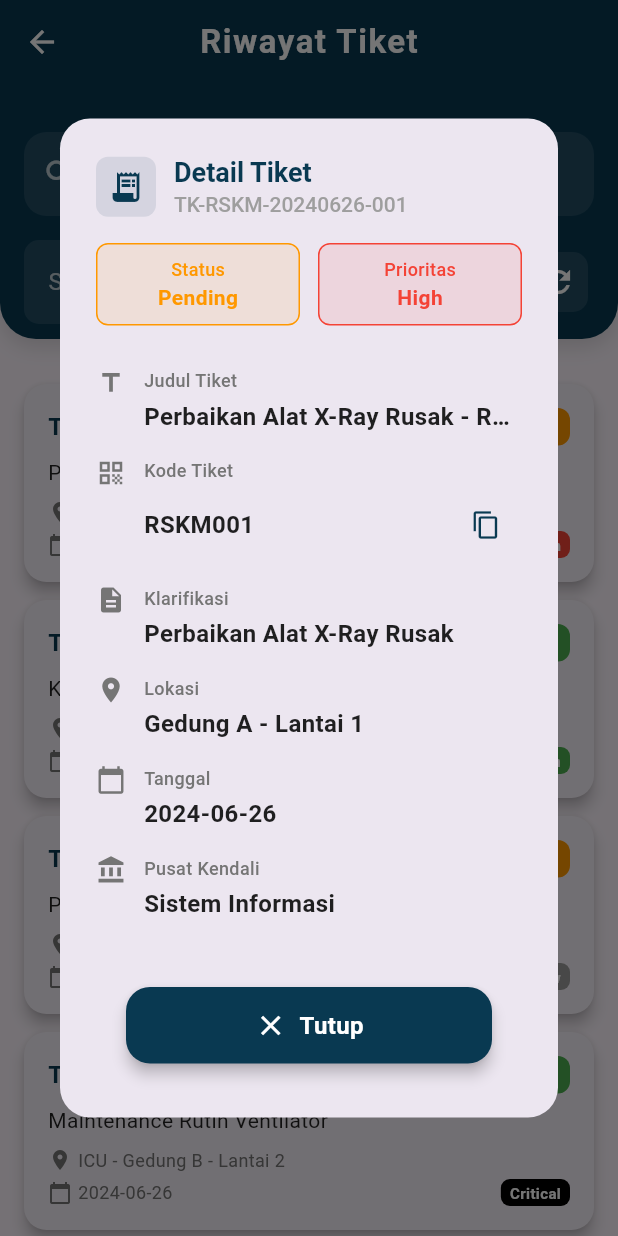
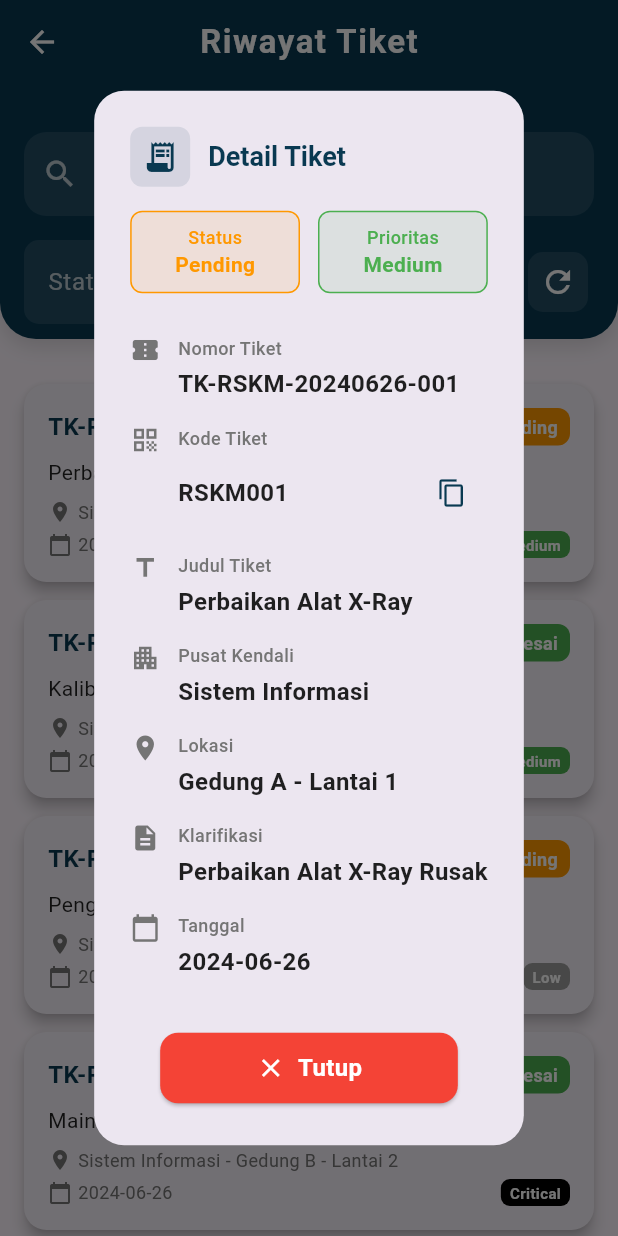
Before and after one commit to ataullahrafif/kmasset-aplikasi, a Flutter app: the HistoryTicketPage screen opened directly, after a tap on "TK-RSKM-20240626-001", on a phone screen of 412 x 824 dp. Run offline on Flutter 3.47's test engine with Material 3 defaults, Android fonts, the phone set to English and light mode, and no system bars; our stand-ins replace image_picker, sensors_plus; missing offline and left inert: mobile_scanner.

Commit message:
first commit

```diff
--- a/lib/form_pengajuan_tiket.dart
+++ b/lib/form_pengajuan_tiket.dart
@@ -4,6 +4,7 @@ import 'package:flutter/material.dart';
 import 'package:kmasset_aplikasi/employee_data.dart';
 import 'utils/priority_utils.dart';
 import 'widgets/modern_appbar.dart';
+import 'package:kmasset_aplikasi/history_ticket_page.dart';
 
 class FormPengajuanTiketPage extends StatefulWidget {
   const FormPengajuanTiketPage({super.key});
@@ -204,8 +205,12 @@ class _FormPengajuanTiketPageState extends State<FormPengajuanTiketPage> {
                       const SizedBox(width: 12),
                       ElevatedButton(
                         onPressed: () {
-                          Navigator.pop(context);
-                          Navigator.pop(context);
+                          Navigator.of(context).pop();
+                          Navigator.of(context).pushReplacement(
+                            MaterialPageRoute(
+                                builder: (context) =>
+                                    const HistoryTicketPage()),
+                          );
                         },
                         style: ElevatedButton.styleFrom(
                           backgroundColor: const Color.fromARGB(255, 9, 57, 81),
--- a/lib/history_ticket_page.dart
+++ b/lib/history_ticket_page.dart
@@ -4,8 +4,8 @@
 
 import 'package:flutter/material.dart';
 import 'package:flutter/services.dart';
+import 'dart:convert';
 import 'package:kmasset_aplikasi/employee_data.dart';
-import 'package:kmasset_aplikasi/main.dart';
 import 'utils/priority_utils.dart';
 import 'widgets/modern_appbar.dart';
 
@@ -24,119 +24,8 @@ class _HistoryTicketPageState extends State<HistoryTicketPage> {
   String? _selectedStatus;
   String? _selectedPriority;
 
-  // Data dummy (contoh) untuk daftar tiket
-  final List<Map<String, dynamic>> _tickets = [
-    {
-      'nomor_tiket': 'TK-RSKM-20240626-001',
-      'unit': 'Radiologi',
-      'lokasi': 'Gedung A - Lantai 1',
-      'klarifikasi_tiket': 'Perbaikan Alat X-Ray Rusak',
-      'tanggal': '2024-06-26',
-      'kode_tiket': 'RSKM001',
-      'status': 'Pending',
-      'prioritas': 'High',
-      'organisasi': EmployeeData.organization,
-    },
-    {
-      'nomor_tiket': 'TK-RSKM-20240626-002',
-      'unit': 'Laboratorium',
-      'lokasi': 'Gedung A - Lantai 2',
-      'klarifikasi_tiket': 'Kalibrasi Mikroskop',
-      'tanggal': '2024-06-26',
-      'kode_tiket': 'RSKM002',
-      'status': 'Selesai',
-      'prioritas': 'Medium',
-      'organisasi': EmployeeData.organization,
-    },
-    {
-      'nomor_tiket': 'TK-RSKM-20240626-003',
-      'unit': 'UGD',
-      'lokasi': 'Gedung B - Lantai 1',
-      'klarifikasi_tiket': 'Penggantian Lampu Ruangan',
-      'tanggal': '2024-06-26',
-      'kode_tiket': 'RSKM003',
-      'status': 'Pending',
-      'prioritas': 'Low',
-      'organisasi': EmployeeData.organization,
-    },
-    {
-      'nomor_tiket': 'TK-RSKM-20240626-004',
-      'unit': 'ICU',
-      'lokasi': 'Gedung B - Lantai 2',
-      'klarifikasi_tiket': 'Maintenance Rutin Ventilator',
-      'tanggal': '2024-06-26',
-      'kode_tiket': 'RSKM004',
-      'status': 'Selesai',
-      'prioritas': 'Critical',
-      'organisasi': EmployeeData.organization,
-    },
-    {
-      'nomor_tiket': 'TK-RSKM-20240626-005',
-      'unit': 'Farmasi',
-      'lokasi': 'Gedung C - Lantai 1',
-      'klarifikasi_tiket': 'Perbaikan Kulkas Penyimpanan Obat',
-      'tanggal': '2024-06-26',
-      'kode_tiket': 'RSKM005',
-      'status': 'Pending',
-      'prioritas': 'High',
-      'organisasi': EmployeeData.organization,
-    },
-    {
-      'nomor_tiket': 'TK-RSKM-20240626-006',
-      'unit': 'Gizi',
-      'lokasi': 'Gedung A - Lantai 1',
-      'klarifikasi_tiket': 'Servis Blender Industri',
-      'tanggal': '2024-06-26',
-      'kode_tiket': 'RSKM006',
-      'status': 'Selesai',
-      'prioritas': 'Medium',
-      'organisasi': EmployeeData.organization,
-    },
-    {
-      'nomor_tiket': 'TK-RSKM-20240626-007',
-      'unit': 'Poli Anak',
-      'lokasi': 'Gedung A - Lantai 2',
-      'klarifikasi_tiket': 'Perbaikan AC Rusak',
-      'tanggal': '2024-06-26',
-      'kode_tiket': 'RSKM007',
-      'status': 'Pending',
-      'prioritas': 'Low',
-      'organisasi': EmployeeData.organization,
-    },
-    {
-      'nomor_tiket': 'TK-RSKM-20240626-008',
-      'unit': 'Bedah',
-      'lokasi': 'Gedung B - Lantai 1',
-      'klarifikasi_tiket': 'Penggantian Bola Lampu Operasi',
-      'tanggal': '2024-06-26',
-      'kode_tiket': 'RSKM008',
-      'status': 'Selesai',
-      'prioritas': 'Critical',
-      'organisasi': EmployeeData.organization,
-    },
-    {
-      'nomor_tiket': 'TK-RSKM-20240626-009',
-      'unit': 'Administrasi',
-      'lokasi': 'Gedung C - Lantai 1',
-      'klarifikasi_tiket': 'Perbaikan Printer Macet',
-      'tanggal': '2024-06-26',
-      'kode_tiket': 'RSKM009',
-      'status': 'Pending',
-      'prioritas': 'High',
-      'organisasi': EmployeeData.organization,
-    },
-    {
-      'nomor_tiket': 'TK-RSKM-20240626-010',
-      'unit': 'Kamar Mayat',
-      'lokasi': 'Gedung B - Lantai 2',
-      'klarifikasi_tiket': 'Perbaikan Lemari Pendingin',
-      'tanggal': '2024-06-26',
-      'kode_tiket': 'RSKM010',
-      'status': 'Selesai',
-      'prioritas': 'Medium',
-      'organisasi': EmployeeData.organization,
-    },
-  ];
+  // JSON data structure
+  List<Map<String, dynamic>> _tickets = [];
 
   // Filter options
   final List<String> _statusOptions = ['Semua', 'Pending', 'Selesai'];
@@ -147,6 +36,192 @@ class _HistoryTicketPageState extends State<HistoryTicketPage> {
     'High',
     'Critical'
   ];
+
+  @override
+  void initState() {
+    super.initState();
+    _loadTicketData();
+  }
+
+  // Load data dari JSON dengan perulangan dan percabangan
+  void _loadTicketData() {
+    // JSON data yang kompleks
+    const String jsonString = '''
+    {
+      "departments": [
+        {
+          "name": "Radiologi",
+          "tickets": [
+            {
+              "nomor_tiket": "TK-RSKM-20240626-001",
+              "pusat_kendali": "${EmployeeData.organization}",
+              "lokasi": "Gedung A - Lantai 1",
+              "judul_tiket": "Perbaikan Alat X-Ray",
+              "klarifikasi_tiket": "Perbaikan Alat X-Ray Rusak",
+              "tanggal": "2024-06-26",
+              "kode_tiket": "RSKM001",
+              "status": "Pending",
+              "prioritas": "Medium"
+            },
+            {
+              "nomor_tiket": "TK-RSKM-20240626-002",
+              "pusat_kendali": "${EmployeeData.organization}",
+              "lokasi": "Gedung A - Lantai 2",
+              "judul_tiket": "Kalibrasi Mikroskop",
+              "klarifikasi_tiket": "Kalibrasi Mikroskop Laboratorium",
+              "tanggal": "2024-06-26",
+              "kode_tiket": "RSKM002",
+              "status": "Selesai",
+              "prioritas": "Medium"
+            }
+          ]
+        },
+        {
+          "name": "UGD",
+          "tickets": [
+            {
+              "nomor_tiket": "TK-RSKM-20240626-003",
+              "pusat_kendali": "${EmployeeData.organization}",
+              "lokasi": "Gedung B - Lantai 1",
+              "judul_tiket": "Penggantian Lampu",
+              "klarifikasi_tiket": "Penggantian Lampu Ruangan UGD",
+              "tanggal": "2024-06-26",
+              "kode_tiket": "RSKM003",
+              "status": "Pending",
+              "prioritas": "Low"
+            },
+            {
+              "nomor_tiket": "TK-RSKM-20240626-004",
+              "pusat_kendali": "${EmployeeData.organization}",
+              "lokasi": "Gedung B - Lantai 2",
+              "judul_tiket": "Maintenance Ventilator",
+              "klarifikasi_tiket": "Maintenance Rutin Ventilator ICU",
+              "tanggal": "2024-06-26",
+              "kode_tiket": "RSKM004",
+              "status": "Selesai",
+              "prioritas": "Critical"
+            }
+          ]
+        },
+        {
+          "name": "Farmasi",
+          "tickets": [
+            {
+              "nomor_tiket": "TK-RSKM-20240626-005",
+              "pusat_kendali": "${EmployeeData.organization}",
+              "lokasi": "Gedung C - Lantai 1",
+              "judul_tiket": "Perbaikan Kulkas",
+              "klarifikasi_tiket": "Perbaikan Kulkas Penyimpanan Obat Farmasi",
+              "tanggal": "2024-06-26",
+              "kode_tiket": "RSKM005",
+              "status": "Pending",
+              "prioritas": "High"
+            },
+            {
+              "nomor_tiket": "TK-RSKM-20240626-006",
+              "pusat_kendali": "${EmployeeData.organization}",
+              "lokasi": "Gedung A - Lantai 1",
+              "judul_tiket": "Servis Blender",
+              "klarifikasi_tiket": "Servis Blender Industri Gizi",
+              "tanggal": "2024-06-26",
+              "kode_tiket": "RSKM006",
+              "status": "Selesai",
+              "prioritas": "Medium"
+            }
+          ]
+        },
+        {
+          "name": "Poli",
+          "tickets": [
+            {
+              "nomor_tiket": "TK-RSKM-20240626-007",
+              "pusat_kendali": "${EmployeeData.organization}",
+              "lokasi": "Gedung A - Lantai 2",
+              "judul_tiket": "Perbaikan AC",
+              "klarifikasi_tiket": "Perbaikan AC Rusak Poli Anak",
+              "tanggal": "2024-06-26",
+              "kode_tiket": "RSKM007",
+              "status": "Pending",
+              "prioritas": "Low"
+            },
+            {
+              "nomor_tiket": "TK-RSKM-20240626-008",
+              "pusat_kendali": "${EmployeeData.organization}",
+              "lokasi": "Gedung B - Lantai 1",
+              "judul_tiket": "Penggantian Lampu Operasi",
+              "klarifikasi_tiket": "Penggantian Bola Lampu Operasi Bedah",
+              "tanggal": "2024-06-26",
+              "kode_tiket": "RSKM008",
+              "status": "Selesai",
+              "prioritas": "Critical"
+            }
+          ]
+        },
+        {
+          "name": "Administrasi",
+          "tickets": [
+            {
+              "nomor_tiket": "TK-RSKM-20240626-009",
+              "pusat_kendali": "${EmployeeData.organization}",
+              "lokasi": "Gedung C - Lantai 1",
+              "judul_tiket": "Perbaikan Printer",
+              "klarifikasi_tiket": "Perbaikan Printer Macet Administrasi",
+              "tanggal": "2024-06-26",
+              "kode_tiket": "RSKM009",
+              "status": "Pending",
+              "prioritas": "High"
+            },
+            {
+              "nomor_tiket": "TK-RSKM-20240626-010",
+              "pusat_kendali": "${EmployeeData.organization}",
+              "lokasi": "Gedung B - Lantai 2",
+              "judul_tiket": "Perbaikan Lemari Pendingin",
+              "klarifikasi_tiket": "Perbaikan Lemari Pendingin Kamar Mayat",
+              "tanggal": "2024-06-26",
+              "kode_tiket": "RSKM010",
+              "status": "Selesai",
+              "prioritas": "Medium"
+            }
+          ]
+        }
+      ]
+    }
+    ''';
+
+    try {
+      final Map<String, dynamic> jsonData = json.decode(jsonString);
+
+      // PERULANGAN dengan PERCABANGAN di dalamnya
+      for (var department in jsonData['departments']) {
+        // Percabangan: Cek apakah department memiliki tickets
+        if (department['tickets'] != null && department['tickets'].isNotEmpty) {
+          // Perulangan: Loop melalui setiap ticket dalam department
+          for (var ticket in department['tickets']) {
+            // Percabangan: Cek apakah ticket memiliki data yang valid
+            if (ticket['nomor_tiket'] != null &&
+                ticket['status'] != null &&
+                ticket['prioritas'] != null) {
+              // Percabangan: Validasi status ticket
+              if (ticket['status'] == 'Pending' ||
+                  ticket['status'] == 'Selesai') {
+                // Percabangan: Validasi prioritas ticket
+                if (ticket['prioritas'] == 'Low' ||
+                    ticket['prioritas'] == 'Medium' ||
+                    ticket['prioritas'] == 'High' ||
+                    ticket['prioritas'] == 'Critical') {
+                  _tickets.add(ticket);
+                }
+              }
+            }
+          }
+        }
+      }
+    } catch (e) {
+      // Jika error parsing JSON, fallback ke data kosong
+      _tickets = [];
+    }
+    setState(() {});
+  }
 
   // Filter tickets berdasarkan pencarian dan filter
   List<Map<String, dynamic>> get _filteredTickets {
@@ -444,7 +519,7 @@ class _HistoryTicketPageState extends State<HistoryTicketPage> {
                                           const SizedBox(width: 4),
                                           Expanded(
                                             child: Text(
-                                              '${ticket['unit']} - ${ticket['lokasi']}',
+                                              '${ticket['pusat_kendali']} - ${ticket['lokasi']}',
                                               style: TextStyle(
                                                 fontSize: 12,
                                                 color: Colors.grey[600],
@@ -529,10 +604,6 @@ class _HistoryTicketPageState extends State<HistoryTicketPage> {
               ),
             ),
             const SizedBox(width: 12),
-            Expanded(
-              child: Column(
-                crossAxisAlignment: CrossAxisAlignment.start,
-                children: [
             const Text(
               'Detail Tiket',
               style: TextStyle(
@@ -541,23 +612,12 @@ class _HistoryTicketPageState extends State<HistoryTicketPage> {
                 fontSize: 18,
               ),
             ),
-                  Text(
-                    ticket['nomor_tiket'],
-                    style: const TextStyle(
-                      fontSize: 14,
-                      color: Colors.grey,
-                      fontWeight: FontWeight.w500,
-                    ),
-                  ),
-                ],
-              ),
-            ),
           ],
         ),
         content: SingleChildScrollView(
           child: Column(
+            crossAxisAlignment: CrossAxisAlignment.start,
             mainAxisSize: MainAxisSize.min,
-            crossAxisAlignment: CrossAxisAlignment.start,
             children: [
               // Status dan Prioritas
               Row(
@@ -633,55 +693,54 @@ class _HistoryTicketPageState extends State<HistoryTicketPage> {
               ),
               const SizedBox(height: 20),
               // Judul Tiket
+              _buildDetailRow('Nomor Tiket', ticket['nomor_tiket'],
+                  Icons.confirmation_number),
+              _buildDetailRowWithCopy(
+                  'Kode Tiket', ticket['kode_tiket'], Icons.qr_code),
               _buildDetailRow(
-                  'Judul Tiket',
-                  '${ticket['klarifikasi_tiket']} - ${ticket['unit']}',
-                  Icons.title),
-              // Kode Tiket
+                  'Judul Tiket', ticket['judul_tiket'], Icons.title),
               _buildDetailRow(
-                  'Kode Tiket', ticket['kode_tiket'], Icons.qr_code),
+                  'Pusat Kendali', ticket['pusat_kendali'], Icons.apartment),
+              _buildDetailRow('Lokasi', ticket['lokasi'], Icons.location_on),
               _buildDetailRow('Klarifikasi', ticket['klarifikasi_tiket'],
                   Icons.description),
-              _buildDetailRow('Lokasi', ticket['lokasi'], Icons.location_on),
               _buildDetailRow(
                   'Tanggal', ticket['tanggal'], Icons.calendar_today),
-              _buildDetailRow(
-                  'Pusat Kendali', ticket['organisasi'], Icons.account_balance),
             ],
           ),
         ),
         actions: [
-          Padding(
-            padding: const EdgeInsets.symmetric(horizontal: 16, vertical: 8),
-            child: SizedBox(
+          Container(
             width: double.infinity,
+            margin: const EdgeInsets.symmetric(horizontal: 16),
             child: Card(
-                elevation: 4,
-                color: const Color.fromARGB(255, 9, 57, 81),
+              color: Colors.red,
               shape: RoundedRectangleBorder(
-                  borderRadius: BorderRadius.circular(16),
+                borderRadius: BorderRadius.circular(12),
               ),
               child: InkWell(
-                  borderRadius: BorderRadius.circular(16),
+                borderRadius: BorderRadius.circular(12),
                 onTap: () => Navigator.of(context).pop(),
                 child: const Padding(
-                    padding: EdgeInsets.symmetric(vertical: 14),
+                  padding: EdgeInsets.symmetric(vertical: 12),
                   child: Row(
                     mainAxisAlignment: MainAxisAlignment.center,
-                      mainAxisSize: MainAxisSize.min,
                     children: [
-                        Icon(Icons.close, color: Colors.white, size: 22),
+                      Icon(
+                        Icons.close,
+                        color: Colors.white,
+                        size: 20,
+                      ),
                       SizedBox(width: 8),
                       Text(
                         'Tutup',
                         style: TextStyle(
                           color: Colors.white,
-                            fontWeight: FontWeight.w600,
+                          fontWeight: FontWeight.bold,
                           fontSize: 16,
                         ),
                       ),
                     ],
-                    ),
                   ),
                 ),
               ),
@@ -693,6 +752,44 @@ class _HistoryTicketPageState extends State<HistoryTicketPage> {
   }
 
   Widget _buildDetailRow(String label, String value, IconData icon) {
+    return Padding(
+      padding: const EdgeInsets.symmetric(vertical: 8.0),
+      child: Row(
+        crossAxisAlignment: CrossAxisAlignment.start,
+        children: [
+          Icon(icon, size: 20, color: Colors.grey[600]),
+          const SizedBox(width: 12),
+          Expanded(
+            child: Column(
+              crossAxisAlignment: CrossAxisAlignment.start,
+              children: [
+                Text(
+                  label,
+                  style: TextStyle(
+                    fontSize: 12,
+                    color: Colors.grey[600],
+                    fontWeight: FontWeight.w500,
+                  ),
+                ),
+                const SizedBox(height: 4),
+                Text(
+                  value,
+                  style: const TextStyle(
+                    fontSize: 16,
+                    fontWeight: FontWeight.w600,
+                    color: Colors.black87,
+                  ),
+                  overflow: TextOverflow.ellipsis,
+                ),
+              ],
+            ),
+          ),
+        ],
+      ),
+    );
+  }
+
+  Widget _buildDetailRowWithCopy(String label, String value, IconData icon) {
     return Padding(
       padding: const EdgeInsets.symmetric(vertical: 8.0),
       child: Row(
@@ -726,25 +823,27 @@ class _HistoryTicketPageState extends State<HistoryTicketPage> {
                         overflow: TextOverflow.ellipsis,
                       ),
                     ),
-                    if (label == 'Kode Tiket')
                     IconButton(
-                        icon: const Icon(Icons.copy,
-                            size: 20, color: Color.fromARGB(255, 9, 57, 81)),
-                        tooltip: 'Salin',
+                      icon: const Icon(
+                        Icons.copy,
+                        size: 20,
+                        color: Color.fromARGB(255, 9, 57, 81),
+                      ),
                       onPressed: () async {
                         await Clipboard.setData(ClipboardData(text: value));
-                          Navigator.of(context).pop();
-                          // Tampilkan snackbar setelah dialog tertutup
-                          Future.delayed(const Duration(milliseconds: 200), () {
-                            rootScaffoldMessengerKey.currentState?.showSnackBar(
-                              const SnackBar(
-                                content: Text('Kode tiket disalin!'),
-                                backgroundColor: Color.fromARGB(255, 9, 57, 81),
+                        if (context.mounted) {
+                          ScaffoldMessenger.of(context).showSnackBar(
+                            SnackBar(
+                              content: Text('$label disalin ke clipboard!'),
+                              backgroundColor:
+                                  const Color.fromARGB(255, 9, 57, 81),
                               behavior: SnackBarBehavior.floating,
+                              duration: const Duration(seconds: 2),
                             ),
                           );
-                          });
+                        }
                       },
+                      tooltip: 'Salin $label',
                     ),
                   ],
                 ),
```
Lines whose indentation alone changed are shown as unchanged.
